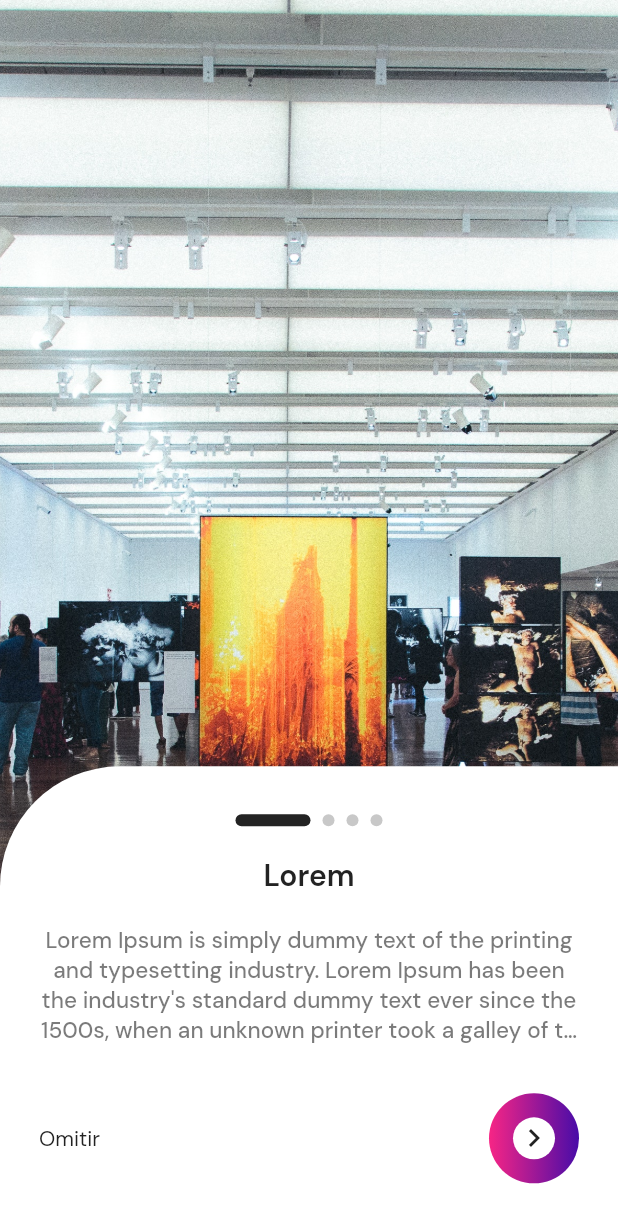
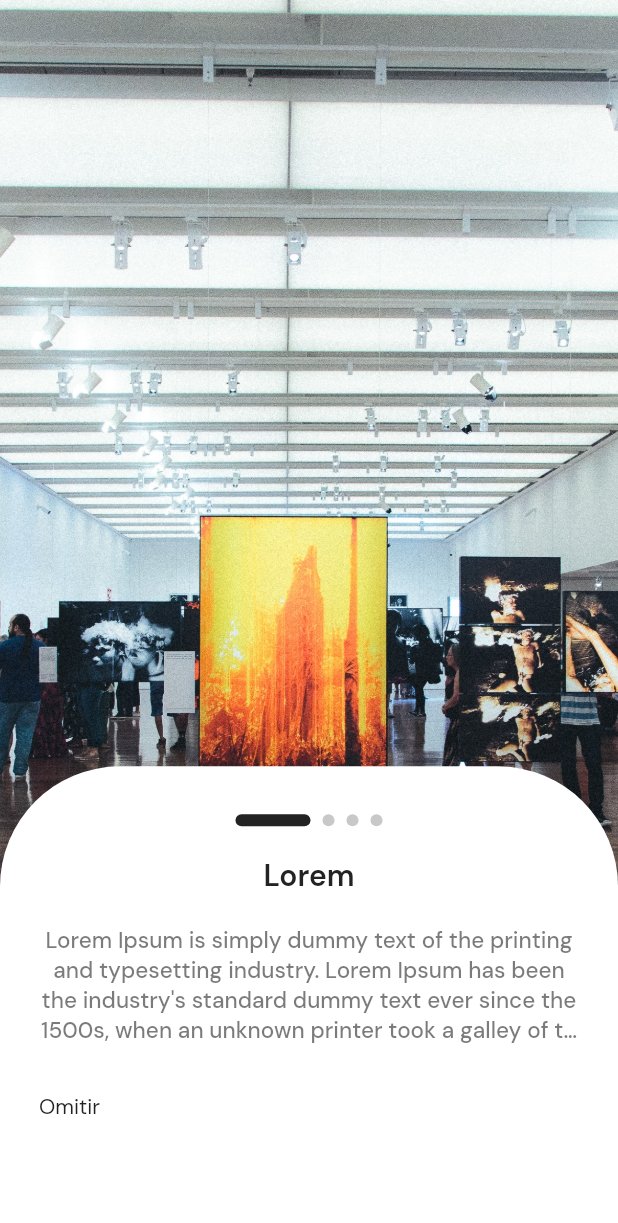
Before and after one commit to RevengeHunter/flutter_codigo5_museumapp, a Flutter app: the IntroSliderPage screen opened directly, on a phone screen of 412 x 824 dp. Shown: the top 1223 px of the screen. Run offline on Flutter 3.47's test engine with Material 2 defaults, Android fonts, the phone set to English and light mode, and no system bars; our stand-ins replace flutter_svg, flutter_swiper_null_safety, google_fonts, logger, open_file, pdf.

Commit message:
feat: Mejora de la pagina del intro en la aplicación

```diff
--- a/lib/main.dart
+++ b/lib/main.dart
@@ -19,7 +19,7 @@ class MyApp extends StatelessWidget {
       theme: ThemeData(
         textTheme: GoogleFonts.dmSansTextTheme(),
       ),
-      home: InitPage(),//IntroSliderPage(),
+      home: IntroSliderPage(),//InitPage(),//IntroSliderPage(),
     );
   }
 }
--- a/lib/pages/intro_slider_page.dart
+++ b/lib/pages/intro_slider_page.dart
@@ -1,12 +1,8 @@
 import 'dart:async';
-import 'dart:ui';
-
 import 'package:flutter/material.dart';
-import 'package:flutter_codigo5_museumapp/ui/general/colors.dart';
-import 'package:flutter_codigo5_museumapp/ui/general/general_widget.dart';
-import 'package:flutter_codigo5_museumapp/ui/responsive/responsive.dart';
 
 import '../ui/widgets/my_intro_slider_widget.dart';
+import 'init_page.dart';
 
 class IntroSliderPage extends StatefulWidget {
   const IntroSliderPage({Key? key}) : super(key: key);
@@ -53,17 +49,62 @@ class _IntroSliderPageState extends State<IntroSliderPage> {
         children: [
           Expanded(
             child: PageView(
-              physics: const BouncingScrollPhysics(),
+              // physics: const BouncingScrollPhysics(),
               controller: _pageController,
               onPageChanged: (int value) {
                 currentPage = value;
                 setState(() {});
               },
               children: [
-                MyIntroSliderWidget(imagePath: 'assets/images/Museo01.jpg',),
-                MyIntroSliderWidget(imagePath: 'assets/images/Museo02.jpeg',),
-                MyIntroSliderWidget(imagePath: 'assets/images/Museo03.jpeg',),
-                MyIntroSliderWidget(imagePath: 'assets/images/Museo04.jpeg',),
+                MyIntroSliderWidget(
+                  imagePath: 'assets/images/Museo01.jpg',
+                  pageId: currentPage,
+                  onTap: () {
+                    Navigator.push(
+                      context,
+                      MaterialPageRoute(
+                        builder: (context) => InitPage(),
+                      ),
+                    );
+                  },
+                ),
+                MyIntroSliderWidget(
+                  imagePath: 'assets/images/Museo02.jpeg',
+                  pageId: currentPage,
+                  onTap: () {
+                    Navigator.push(
+                      context,
+                      MaterialPageRoute(
+                        builder: (context) => InitPage(),
+                      ),
+                    );
+                  },
+                ),
+                MyIntroSliderWidget(
+                  imagePath: 'assets/images/Museo03.jpeg',
+                  pageId: currentPage,
+                  onTap: () {
+                    Navigator.push(
+                      context,
+                      MaterialPageRoute(
+                        builder: (context) => InitPage(),
+                      ),
+                    );
+                  },
+                ),
+                MyIntroSliderWidget(
+                  imagePath: 'assets/images/Museo04.jpeg',
+                  pageId: currentPage,
+                  onTap: () {
+                    Navigator.pop(context);
+                    Navigator.push(
+                      context,
+                      MaterialPageRoute(
+                        builder: (context) => InitPage(),
+                      ),
+                    );
+                  },
+                ),
               ],
             ),
           ),
--- a/lib/ui/widgets/my_intro_slider_widget.dart
+++ b/lib/ui/widgets/my_intro_slider_widget.dart
@@ -6,10 +6,12 @@ import '../general/general_widget.dart';
 import '../responsive/responsive.dart';
 
 class MyIntroSliderWidget extends StatelessWidget {
+  String imagePath;
+  int pageId;
+  Function onTap;
 
-  String imagePath;
-  MyIntroSliderWidget({required this.imagePath});
-
+  MyIntroSliderWidget(
+      {required this.imagePath, required this.pageId, required this.onTap});
 
   @override
   Widget build(BuildContext context) {
@@ -26,13 +28,15 @@ class MyIntroSliderWidget extends StatelessWidget {
             mainAxisSize: MainAxisSize.min,
             children: [
               Container(
-                padding: const EdgeInsets.symmetric(vertical: 12.0, horizontal: 26.0),
+                padding: const EdgeInsets.symmetric(
+                    vertical: 12.0, horizontal: 26.0),
                 height: ResponsiveUI.pHeight(context, 0.38),
                 width: double.infinity,
                 decoration: const BoxDecoration(
                   color: Colors.white,
                   borderRadius: BorderRadius.only(
                     topLeft: Radius.circular(80.0),
+                    topRight: Radius.circular(80.0),
                   ),
                 ),
                 child: Column(
@@ -41,55 +45,68 @@ class MyIntroSliderWidget extends StatelessWidget {
                     Row(
                       mainAxisAlignment: MainAxisAlignment.center,
                       children: [
-                        Container(
+                        AnimatedContainer(
+                          duration: const Duration(
+                            milliseconds: 600,
+                          ),
                           margin: const EdgeInsets.symmetric(
                             horizontal: 4.0,
                           ),
                           height: 8,
-                          width: 50,
+                          width: pageId == 0 ? 50 : 8,
                           decoration: BoxDecoration(
-                            color: kBrandPrimaryColor,
-                            borderRadius:
-                            BorderRadius.circular(20.0),
+                            color: pageId == 0
+                                ? kBrandPrimaryColor
+                                : kBrandPrimaryColor.withOpacity(0.25),
+                            borderRadius: BorderRadius.circular(20.0),
                           ),
                         ),
-                        Container(
+                        AnimatedContainer(
+                          duration: const Duration(
+                            milliseconds: 600,
+                          ),
                           margin: const EdgeInsets.symmetric(
                             horizontal: 4.0,
                           ),
                           height: 8,
-                          width: 8,
+                          width: pageId == 1 ? 50 : 8,
                           decoration: BoxDecoration(
-                            color: kBrandPrimaryColor
-                                .withOpacity(0.25),
-                            borderRadius:
-                            BorderRadius.circular(20.0),
+                            color: pageId == 1
+                                ? kBrandPrimaryColor
+                                : kBrandPrimaryColor.withOpacity(0.25),
+                            borderRadius: BorderRadius.circular(20.0),
                           ),
                         ),
-                        Container(
+                        AnimatedContainer(
+                          duration: const Duration(
+                            milliseconds: 600,
+                          ),
                           margin: const EdgeInsets.symmetric(
                             horizontal: 4.0,
                           ),
                           height: 8,
-                          width: 8,
+                          width: pageId == 2 ? 50 : 8,
                           decoration: BoxDecoration(
-                            color: kBrandPrimaryColor
-                                .withOpacity(0.25),
-                            borderRadius:
-                            BorderRadius.circular(20.0),
+                            color: pageId == 2
+                                ? kBrandPrimaryColor
+                                : kBrandPrimaryColor.withOpacity(0.25),
+                            borderRadius: BorderRadius.circular(20.0),
                           ),
                         ),
-                        Container(
+                        AnimatedContainer(
+                          duration: const Duration(
+                            milliseconds: 900,
+                          ),
                           margin: const EdgeInsets.symmetric(
                             horizontal: 4.0,
                           ),
                           height: 8,
-                          width: 8,
+                          width: pageId == 3 ? 50 : 8,
                           decoration: BoxDecoration(
-                            color: kBrandPrimaryColor
-                                .withOpacity(0.25),
-                            borderRadius:
-                            BorderRadius.circular(20.0),
+                            color: pageId == 3
+                                ? kBrandPrimaryColor
+                                : kBrandPrimaryColor.withOpacity(0.25),
+                            borderRadius: BorderRadius.circular(20.0),
                           ),
                         ),
                       ],
@@ -119,9 +136,25 @@ class MyIntroSliderWidget extends StatelessWidget {
                     Row(
                       mainAxisAlignment: MainAxisAlignment.spaceBetween,
                       children: [
-                        Text("Omitir",),
-                        SizedBox(width: 12.0,),
-                        Container(
+                        pageId != 3
+                            ? GestureDetector(
+                                onTap: () {
+                                  onTap();
+                                },
+                                child: const Text(
+                                  "Omitir",
+                                ),
+                              )
+                            : Container(),
+                        SizedBox(
+                          width: 12.0,
+                        ),
+                        pageId == 3
+                            ? GestureDetector(
+                                onTap: () {
+                                  onTap();
+                                },
+                                child: Container(
                                   padding: EdgeInsets.all(16.0),
                                   decoration: BoxDecoration(
                                     color: Colors.red,
@@ -144,8 +177,9 @@ class MyIntroSliderWidget extends StatelessWidget {
                                       color: kBrandPrimaryColor,
                                     ),
                                   ),
-
                                 ),
+                              )
+                            : Container(),
                       ],
                     ),
                   ],
```
Lines whose indentation alone changed are shown as unchanged.
